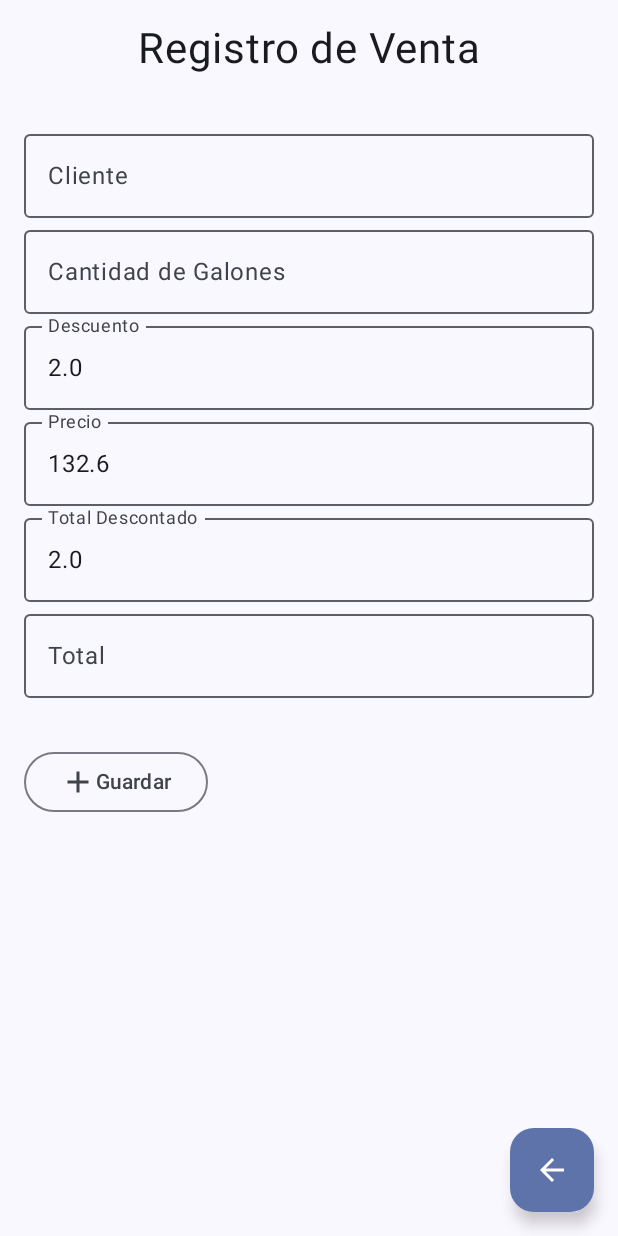
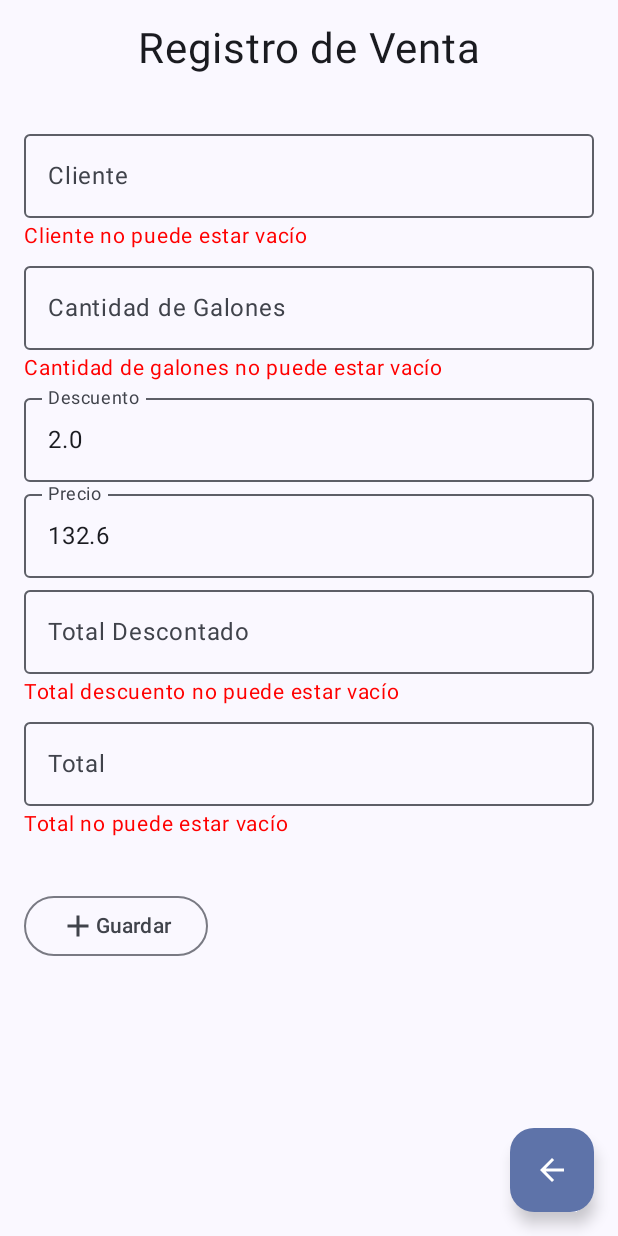
Before and after one commit to Braylin20/BraylinVasquez_P1_Ap2, an Android app built with Jetpack Compose: the composable VentaCreateScreen called with empty values, after a tap on "Guardar", on a phone screen of 412 x 824 dp. Run offline under Robolectric (Android 15) with nearby library versions, the phone set to English and light mode, and no system bars; our stand-ins replace Dagger/Hilt's generated code.

```diff
--- a/app/src/main/java/edu/ucne/braylinvasquez_p1_ap2/presentation/navigation/algo/UiState.kt
+++ b/app/src/main/java/edu/ucne/braylinvasquez_p1_ap2/presentation/navigation/algo/UiState.kt
@@ -11,6 +11,12 @@ data class UiState(
     val totalDescuento: Double? = null,
     val total: Double? = null,
     val message: String? = null,
+    val messageCliente: String? = null,
+    val messageGalones: String? = null,
+    val messageDescuento: String? = null,
+    val messagePrecio: String? = null,
+    val messageTotalDescuento: String? = null,
+    val messageTotal: String? = null,
     val ventas: List<VentaEntity> = emptyList()
 )
 
--- a/app/src/main/java/edu/ucne/braylinvasquez_p1_ap2/presentation/navigation/algo/VentaCreateScreen.kt
+++ b/app/src/main/java/edu/ucne/braylinvasquez_p1_ap2/presentation/navigation/algo/VentaCreateScreen.kt
@@ -5,6 +5,7 @@ import androidx.compose.foundation.layout.Column
 import androidx.compose.foundation.layout.Row
 import androidx.compose.foundation.layout.fillMaxWidth
 import androidx.compose.foundation.layout.padding
+import androidx.compose.foundation.text.KeyboardOptions
 import androidx.compose.material.icons.Icons
 import androidx.compose.material.icons.filled.Add
 import androidx.compose.material.icons.filled.ArrowBack
@@ -18,6 +19,8 @@ import androidx.compose.runtime.Composable
 import androidx.compose.runtime.LaunchedEffect
 import androidx.compose.runtime.getValue
 import androidx.compose.ui.Modifier
+import androidx.compose.ui.graphics.Color
+import androidx.compose.ui.text.input.KeyboardType
 import androidx.compose.ui.tooling.preview.Preview
 import androidx.compose.ui.unit.dp
 import androidx.compose.ui.unit.sp
@@ -107,14 +110,31 @@ fun VentaCreateBodyScreen(
                     value = uiState.cliente?:"",
                     onValueChange = onClienteChange,
                     label = { Text("Cliente") },
-                    modifier = Modifier.fillMaxWidth()
+                    modifier = Modifier.fillMaxWidth(),
+                    isError = uiState.message != null && uiState.message == "Cliente no puede estar vacío",
                 )
+                if (uiState.messageCliente != null) {
+                    Text(
+                        text = uiState.messageCliente,
+                        color = Color.Red,
+                        fontSize = 14.sp
+                    )
+                }
+
                 OutlinedTextField(
                     value = uiState.cantidadGalones?.toString()?:"",
                     onValueChange = {onCantidadGalonesChange(it.toDouble())},
                     label = { Text("Cantidad de Galones") },
-                    modifier = Modifier.fillMaxWidth()
+                    modifier = Modifier.fillMaxWidth(),
+                    keyboardOptions = KeyboardOptions.Default.copy(keyboardType = KeyboardType.Number)
                 )
+                if (uiState.messageGalones != null) {
+                    Text(
+                        text = uiState.messageGalones,
+                        color = Color.Red,
+                        fontSize = 14.sp
+                    )
+                }
                 OutlinedTextField(
                     value = uiState.descuento?.toString()?:"",
                     onValueChange = {onDescuentoChange(it.toDouble())},
@@ -130,7 +150,7 @@ fun VentaCreateBodyScreen(
                     readOnly = true
                 )
                 OutlinedTextField(
-                    value = uiState.descuento?.toString()?:"",
+                    value = uiState.totalDescuento?.toString()?:"",
                     onValueChange = {onTotalDescuentoChange(
                         uiState.descuento?:0.0,
                         uiState.precio?:0.0,
@@ -139,13 +159,27 @@ fun VentaCreateBodyScreen(
                     label = { Text("Total Descontado") },
                     modifier = Modifier.fillMaxWidth()
                 )
+                if (uiState.messageTotalDescuento != null) {
+                    Text(
+                        text = uiState.messageTotalDescuento,
+                        color = Color.Red,
+                        fontSize = 14.sp
+                    )
+                }
                 OutlinedTextField(
-                    value = uiState.cantidadGalones?.toString()?:"",
+                    value = uiState.total?.toString()?:"",
                     onValueChange = {onTotalChange(it.toDouble())},
                     label = { Text("Total") },
                     modifier = Modifier.fillMaxWidth(),
                     readOnly = true
                 )
+                if (uiState.messageTotal != null) {
+                    Text(
+                        text = uiState.messageTotal,
+                        color = Color.Red,
+                        fontSize = 14.sp
+                    )
+                }
             }
             Row(
                 modifier = Modifier
--- a/app/src/main/java/edu/ucne/braylinvasquez_p1_ap2/presentation/navigation/algo/VentaViewModel.kt
+++ b/app/src/main/java/edu/ucne/braylinvasquez_p1_ap2/presentation/navigation/algo/VentaViewModel.kt
@@ -29,28 +29,47 @@ class VentaViewModel @Inject constructor(
             ventaRepository.getAll().collect { ventas ->
                 _uiState.update {
                     it.copy(ventas = ventas)
+
                 }
             }
         }
     }
+    private fun isValid(): Boolean {
+        var isValid = true
+        if (uiState.value.cliente.isNullOrBlank()) {
+            _uiState.update {
+                it.copy(messageCliente = "Cliente no puede estar vacío")
+            }
+            isValid = false
+        }
+        if (uiState.value.cantidadGalones == null) {
+            _uiState.update {
+                it.copy(messageGalones = "Cantidad de galones no puede estar vacío")
+            }
+            isValid = false
+        }
+        if(uiState.value.totalDescuento == null){
+            _uiState.update {
+                it.copy(messageTotalDescuento = "Total descuento no puede estar vacío")
+            }
+            isValid = false
+        }
+        if(uiState.value.total == null){
+            _uiState.update {
+                it.copy(messageTotal = "Total no puede estar vacío")
+            }
+            isValid = false
+        }
+        return isValid
+    }
 
     fun save() {
-        viewModelScope.launch {
-            if(
-                uiState.value.cliente.isNullOrBlank()||
-                uiState.value.cantidadGalones == null||
-                uiState.value.descuento == null||
-                uiState.value.precio == null||
-                uiState.value.totalDescuento == null||
-                uiState.value.total == null
-                ){
-                _uiState.update {
-                    it.copy(message = "Todos los campos son requeridos")
-                }
-                return@launch
+        if (isValid()){
+            viewModelScope.launch {
+                ventaRepository.save(uiState.value.toEntity())
             }
-            ventaRepository.save(uiState.value.toEntity())
         }
+
     }
 
     fun delete(venta: VentaEntity) {
@@ -97,14 +116,20 @@ class VentaViewModel @Inject constructor(
 
     fun onClienteChange(cliente: String) {
         _uiState.update {
-            it.copy(cliente = cliente)
+            it.copy(
+                cliente = cliente,
+                messageCliente = if(cliente.isNotBlank()) null else "Cliente no puede estar vacío"
+            )
+
         }
     }
 
     fun onCantidadGalonesChange(cantidadGalones: Double) {
-        val newCantidadGalones = cantidadGalones
         _uiState.update {
-            it.copy(cantidadGalones = cantidadGalones)
+            it.copy(
+                cantidadGalones = cantidadGalones,
+                messageGalones = if(cantidadGalones > 0) null else "Cantidad de galones no puede estar vacío"
+            )
         }
     }
 
@@ -126,7 +151,10 @@ class VentaViewModel @Inject constructor(
         val cantGalonesDescuento = cantidadGalones *2
         val totalDescuento = (precio * cantidadGalones) - cantGalonesDescuento
         _uiState.update {
-            it.copy(totalDescuento = totalDescuento)
+            it.copy(
+                totalDescuento = totalDescuento,
+                messageTotalDescuento = if(totalDescuento > 0) null else "Total descuento no puede estar vacío"
+            )
         }
     }
 
@@ -134,7 +162,10 @@ class VentaViewModel @Inject constructor(
         val newTotal = cantidadGalones * 132.6
         viewModelScope.launch {
             _uiState.update {
-                it.copy(total = newTotal)
+                it.copy(
+                    total = newTotal,
+                    messageTotal = if(newTotal > 0) null else "Total no puede estar vacío"
+                )
             }
         }
 
```
